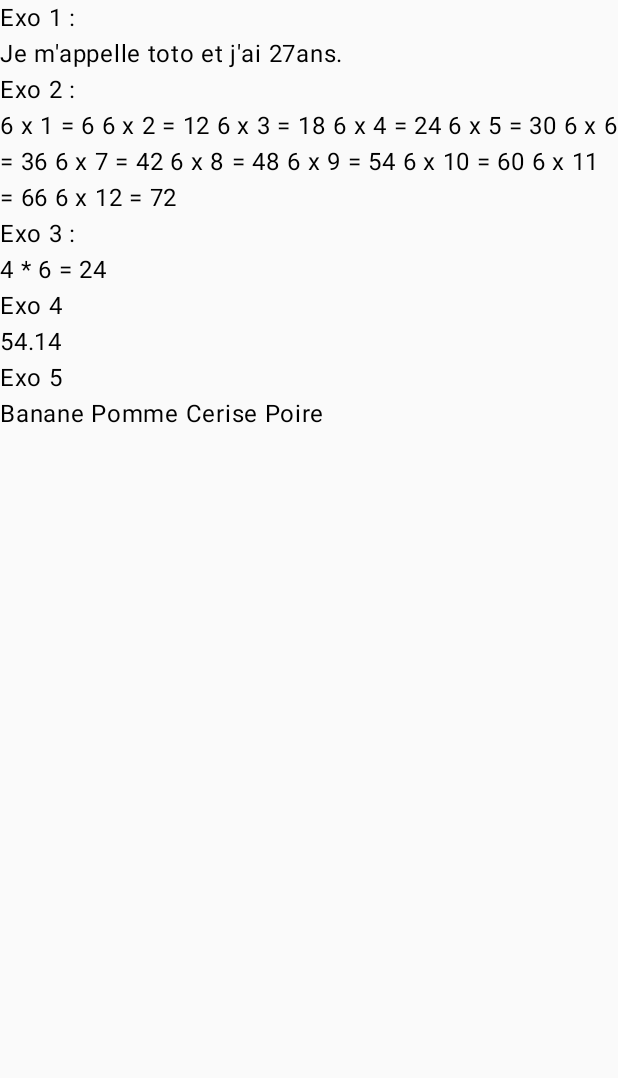
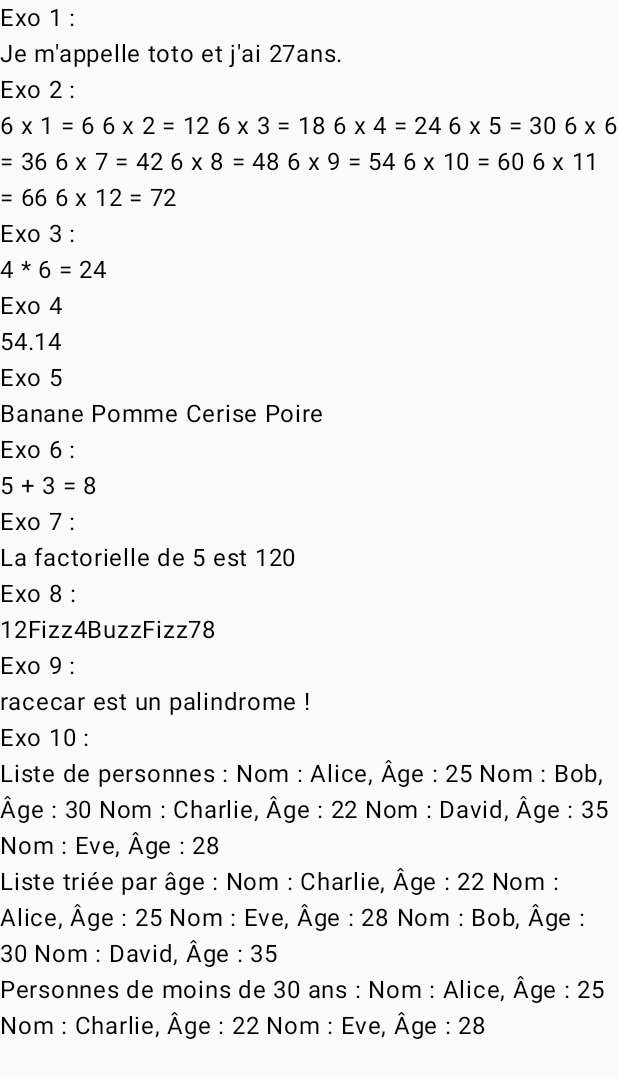
Before and after one commit to JulienNirxo/mds-blocnotekotlin, an Android app built with Jetpack Compose: the screen it shows after launch (MainActivity), on a phone screen of 412 x 824 dp. Shown: the top 1078 px of the screen. Run offline under Robolectric (Android 15) with nearby library versions, the phone set to English and light mode, and no system bars.

Commit message:
[FEAT] exo 6 à 10 partie 2

```diff
--- a/app/src/main/java/com/example/myblocnoteinkotlin/MainActivity.kt
+++ b/app/src/main/java/com/example/myblocnoteinkotlin/MainActivity.kt
@@ -1,5 +1,6 @@
 package com.example.myblocnoteinkotlin
 
+import Personne
 import android.os.Bundle
 import androidx.activity.ComponentActivity
 import androidx.activity.compose.setContent
@@ -34,18 +35,32 @@ class MainActivity : ComponentActivity() {
                     Text(celsiusVersFahrenheit(12.3).toString())
                     Text("Exo 5")
                     Text(listeDeFruits())
+                    Text("Exo 6 :")
+                    Text(fonctionsAddition(5, 3))
+                    Text("Exo 7 :")
+                    Text(factorielle(5).toString())
+                    Text("Exo 8 :")
+                    Text(fizzbuzz(8))
+                    Text("Exo 9 :")
+                    Text(palindrome("racecar"))
+                    Text("Exo 10 :")
+                    Text(personne())
                 }
             }
         }
     }
 }
 
+//Créer un programme qui lors de son exécution. Vous devriez voir "Je m'appelle toto et j'ai 27
+//ans." s'afficher
 fun jeMappelleToto(): String{
     var MaPetitePhrase = "Je m'appelle toto et j'ai 27ans."
     println(MaPetitePhrase)
     return MaPetitePhrase
 }
 
+//un programme qui permet d’entrer un nombre lorsque vous y êtes invité. Le programme
+//affichera la table de multiplication de ce nombre.
 fun tableDeMultiplication(number : Int): String{
     val numbers = intArrayOf(1, 2, 3, 4, 5, 6, 7, 8, 9, 10, 11, 12)
     var tableofmultiplication = ""
@@ -57,6 +72,8 @@ fun tableDeMultiplication(number : Int): String{
     return tableofmultiplication
 }
 
+//Réaliser un programme. Avec des instructions pour saisir deux nombres et une opération.
+//Le programme affichera le résultat.
 fun calculatriceBasique(number1 : Int, operation : String, number2 : Int): String{
     var result = 0
     if("*" == operation){
@@ -72,10 +89,14 @@ fun calculatriceBasique(number1 : Int, operation : String, number2 : Int): Strin
     return ""+number1 + " "+operation+" " + number2 + " = " + result
 }
 
+//réaliser un programme qui permet de saisir la température en degrés Celsius lorsque vous y
+//êtes invité. Le programme affichera la conversion en degrés Fahrenheit
 fun celsiusVersFahrenheit(celsius: Double): Double {
     return (celsius * 9/5) + 32
 }
 
+//écrire un programme avec une liste de fruits
+//le programme va parcourir la liste. Il affichera chaque fruit de la liste. (utilisation boucle for)
 fun listeDeFruits(): String{
     val fruits = listOf("Banane", "Pomme", "Cerise", "Poire")
     var listedefruits = ""
@@ -85,3 +106,100 @@ fun listeDeFruits(): String{
     }
     return listedefruits
 }
+
+//en utilisant les fonctions écrivez un programme. Il appellera la fonction additionner pour
+//additionner 5 et 3, puis affichera le résultat.
+fun fonctionsAddition(number1 : Int, number2 : Int): String{
+    var result = number1 + number2
+    println(""+number1 + " + " + number2 + " = " + result)
+    return ""+number1 + " + " + number2 + " = " + result
+}
+
+//un programme qui calculera la factorielle de 5 et affichera le résultat.
+fun factorielle(number : Int): String{
+    var factorielle = 1
+
+    for (i in 1..number) {
+        factorielle *= i
+    }
+    println("La factorielle de $number est $factorielle")
+    return "La factorielle de $number est $factorielle"
+}
+
+//Il affichera la séquence de Fizz, Buzz et FizzBuzz conformément aux règles.
+fun fizzbuzz(n: Int): String{
+    var result = ""
+
+    for (i in 1..n) {
+        if(i % 3 == 0 && i % 5 == 0){
+            result += "FizzBuzz"
+        }else if(i % 3 == 0){
+            result += "Fizz"
+        }else if(i % 5 == 0){
+            result += "Buzz"
+        }else{
+            result += i
+        }
+    }
+    println(result)
+    return result
+}
+
+//Il vérifiera si la phrase est un palindrome et affichera le résultat.
+fun palindrome(phrase: String): String{
+    var revert = phrase.reversed()
+    var result = ""
+    if(revert == phrase){
+        result = "$phrase est un palindrome !"
+    }else{
+        result = "$phrase n'est pas un palindrome !"
+    }
+    println(result)
+    return result
+}
+
+//Créez une classe Kotlin nommée Personne avec deux propriétés : nom (String) et
+//âge (Int). Ajoutez également un constructeur pour initialiser ces propriétés.
+//Créez une liste de personnes avec différentes valeurs.
+//Affichez la liste de personnes à l'écran en utilisant une boucle.
+//Triez la liste des personnes par âge (du plus jeune au plus âgé).
+//Affichez la liste triée.
+//Filtrer la liste pour ne conserver que les personnes de moins de 30 ans.
+//Affichez la liste filtrée.
+fun personne(): String{
+    val personnes = listOf(
+        Personne("Alice", 25),
+        Personne("Bob", 30),
+        Personne("Charlie", 22),
+        Personne("David", 35),
+        Personne("Eve", 28)
+    )
+
+    var result = ""
+
+    println("Liste de personnes : ")
+    result += "Liste de personnes : "
+    for (personne in personnes) {
+        println("Nom : ${personne.nom}, Âge : ${personne.âge} ")
+        result += "Nom : ${personne.nom}, Âge : ${personne.âge} "
+    }
+
+    val personnesTrie = personnes.sortedBy { it.âge }
+
+    println("\nListe triée par âge : ")
+    result += "\nListe triée par âge : "
+    for (personne in personnesTrie) {
+        println("Nom : ${personne.nom}, Âge : ${personne.âge} ")
+        result +="Nom : ${personne.nom}, Âge : ${personne.âge} "
+    }
+
+    val personnesMoinsDe30Ans = personnes.filter { it.âge < 30 }
+
+    println("\nPersonnes de moins de 30 ans : ")
+    result += "\nPersonnes de moins de 30 ans : "
+    for (personne in personnesMoinsDe30Ans) {
+        println("Nom : ${personne.nom}, Âge : ${personne.âge} ")
+        result += "Nom : ${personne.nom}, Âge : ${personne.âge} "
+    }
+    return result
+}
--- /dev/null
+++ b/app/src/main/java/com/example/myblocnoteinkotlin/Personne.kt
@@ -0,0 +1,5 @@
+data class Personne(val nom: String, val âge: Int)
+
+fun main() {
+
+}
```
